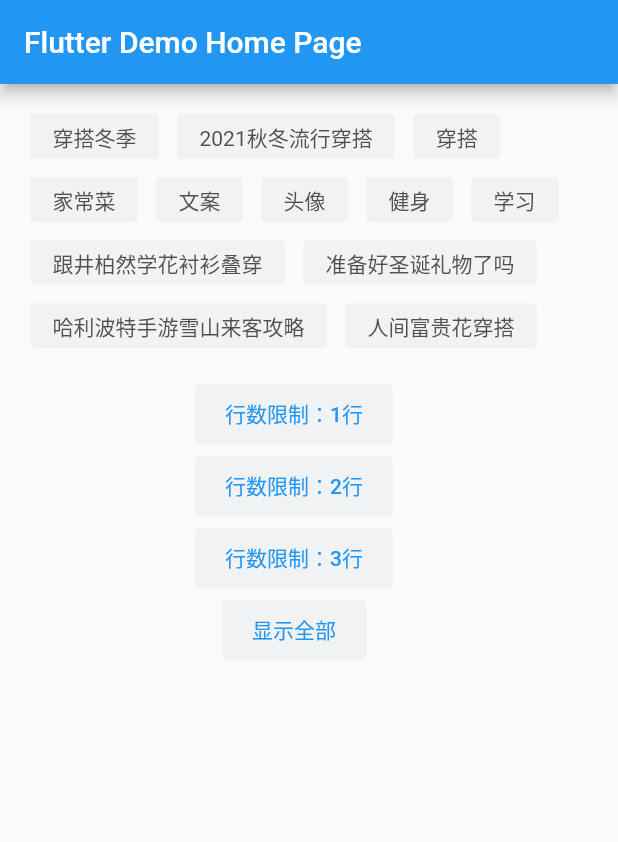
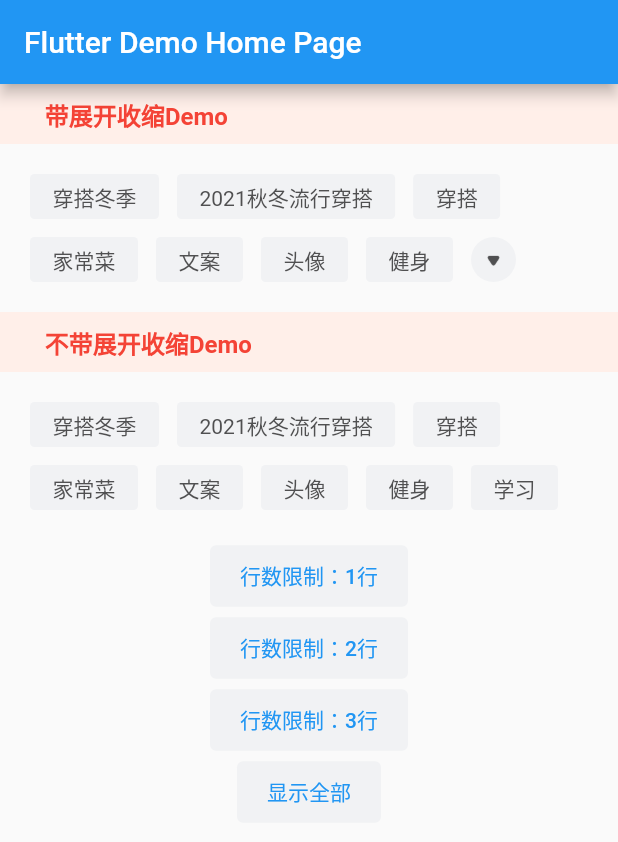
Before and after one commit to elileo1/extended_wrap, a Flutter app: the screen it shows after launch, on a phone screen of 412 x 824 dp. Shown: the top 842 px of the screen. Run offline on Flutter 3.47's test engine with Material 2 defaults, Android fonts, the phone set to English and light mode, and no system bars.

Commit message:
v6 add stow and expand function

```diff
--- a/example/lib/main.dart
+++ b/example/lib/main.dart
@@ -66,7 +66,10 @@ class _MyHomePageState extends State<MyHomePage> {
     "人间富贵花穿搭"
   ];
 
-  int maxLines = math.pow(2, 30);
+  int maxLines = 2;
+  bool isExpand = false;
+
+  int noArrowMaxLines = 2;
 
   @override
   Widget build(BuildContext context) {
@@ -84,26 +87,29 @@ class _MyHomePageState extends State<MyHomePage> {
       ),
       body: Column(
         children: [
+          _titleView("带展开收缩Demo"),
           Container(
+            alignment: Alignment.topLeft,
             margin: const EdgeInsets.all(20),
             child: ExtendedWrap(
               maxLines: maxLines,
               runSpacing: 12,
               spacing: 12,
               alignment: WrapAlignment.start,
-              children: resultList
-                  .map((e) => Container(
-                        padding: const EdgeInsets.symmetric(
-                            vertical: 5, horizontal: 15),
-                        height: 30,
-                        decoration: BoxDecoration(
-                            color: Color(0xfff1f2f4),
-                            borderRadius: BorderRadius.all(Radius.circular(3))),
-                        child: Text(e,
-                            style: TextStyle(
-                                fontSize: 14, color: Color(0xff505051))),
-                      ))
-                  .toList(),
+              children: resultList.map((e) => _itemView(e)).toList(),
+              overflowWidget: _expandButton(),
+            ),
+          ),
+          _titleView("不带展开收缩Demo"),
+          Container(
+            alignment: Alignment.topLeft,
+            margin: const EdgeInsets.all(20),
+            child: ExtendedWrap(
+              maxLines: noArrowMaxLines,
+              runSpacing: 12,
+              spacing: 12,
+              alignment: WrapAlignment.start,
+              children: resultList.map((e) => _itemView(e)).toList(),
             ),
           ),
           _buildButton(1),
@@ -112,6 +118,61 @@ class _MyHomePageState extends State<MyHomePage> {
           _buildButton(-1),
         ],
       ), // This trailing comma makes auto-formatting nicer for build methods.
+    );
+  }
+
+  _titleView(String text) {
+    return Container(
+      height: 40,
+      padding: EdgeInsets.only(left: 30),
+      color: Color(0xffffefe9),
+      alignment: Alignment.centerLeft,
+      child: Text(text,
+          style: TextStyle(
+              color: Colors.red, fontWeight: FontWeight.bold, fontSize: 16)),
+    );
+  }
+
+  Widget _itemView(String text) {
+    return GestureDetector(
+      onTap: () {
+        print("$text is click...");
+      },
+      child: Container(
+        padding: const EdgeInsets.symmetric(vertical: 5, horizontal: 15),
+        height: 30,
+        decoration: BoxDecoration(
+            color: Color(0xfff1f2f4),
+            borderRadius: BorderRadius.all(Radius.circular(3))),
+        child: Text(text,
+            maxLines: 1,
+            overflow: TextOverflow.ellipsis,
+            style: TextStyle(fontSize: 14, color: Color(0xff505051))),
+      ),
+    );
+  }
+
+  _expandButton() {
+    return GestureDetector(
+      onTap: () {
+        setState(() {
+          isExpand = !isExpand;
+          maxLines = (isExpand ? 8 : 2);
+        });
+      },
+      child: Container(
+        height: 30,
+        width: 30,
+        decoration: BoxDecoration(
+            color: Color(0xfff1f2f4),
+            borderRadius: BorderRadius.all(Radius.circular(15))),
+        child: Image.asset(
+            isExpand
+                ? "assets/icon_param_arrow_up.png"
+                : "assets/icon_param_arrow_down.png",
+            width: 24,
+            height: 24),
+      ),
     );
   }
 
@@ -126,7 +187,7 @@ class _MyHomePageState extends State<MyHomePage> {
     return TextButton(
         onPressed: () {
           setState(() {
-            maxLines = limit;
+            noArrowMaxLines = limit;
           });
         },
         child: Text(showTips),
--- a/example/pubspec.yaml
+++ b/example/pubspec.yaml
@@ -58,6 +58,8 @@ flutter:
   # included with your application, so that you can use the icons in
   # the material Icons class.
   uses-material-design: true
+  assets:
+    - assets/
 
   # To add assets to your application, add an assets section, like this:
   # assets:
--- a/lib/src/extend_wrap.dart
+++ b/lib/src/extend_wrap.dart
@@ -18,6 +18,8 @@ class ExtendedWrap extends MultiChildRenderObjectWidget {
 
   final int maxLines;
 
+  final Widget? overflowWidget;
+
   ExtendedWrap({
     Key? key,
     this.direction = Axis.horizontal,
@@ -30,10 +32,14 @@ class ExtendedWrap extends MultiChildRenderObjectWidget {
     this.verticalDirection = VerticalDirection.down,
     this.clipBehavior = Clip.none,
     this.maxLines = 1,
+    this.overflowWidget,
     List<Widget> children = const <Widget>[],
   })  : assert(clipBehavior != null),
         assert(maxLines >= 1),
-        super(key: key, children: children);
+        super(key: key, children: [
+          ...children,
+          if (overflowWidget != null) overflowWidget
+        ]);
 
   /// The direction to use as the main axis.
   ///
@@ -184,7 +190,8 @@ class ExtendedWrap extends MultiChildRenderObjectWidget {
         textDirection: textDirection ?? Directionality.maybeOf(context),
         verticalDirection: verticalDirection,
         clipBehavior: clipBehavior,
-        maxLines: maxLines);
+        maxLines: maxLines,
+        hasOverflow: (overflowWidget != null));
   }
 
   @override
@@ -200,6 +207,7 @@ class ExtendedWrap extends MultiChildRenderObjectWidget {
       ..textDirection = textDirection ?? Directionality.maybeOf(context)
       ..verticalDirection = verticalDirection
       ..maxLines = maxLines
+      ..hasOverflow = (overflowWidget != null)
       ..clipBehavior = clipBehavior;
   }
 
--- a/pubspec.yaml
+++ b/pubspec.yaml
@@ -1,6 +1,6 @@
 name: extended_wrap
 description: Extended official wrap to build special wrap like limiting row number
-version: 0.0.5
+version: 0.0.6
 homepage: https://github.com/elileo1/extended_wrap
 
 environment:
```
Also changed, not shown: lib/src/extend_render_wrap.dart (+87 -15 lines), example/assets/icon_param_arrow_down.png (added), example/assets/icon_param_arrow_up.png (added), example/pubspec.lock, 2 other files.
